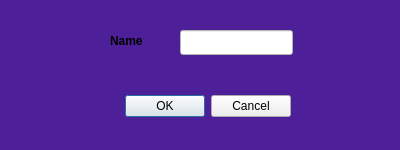
This is addperson.ui in kieranmckenzie/teamworking_key_management_app as Qt 5 draws it before an edit. The edited form follows.
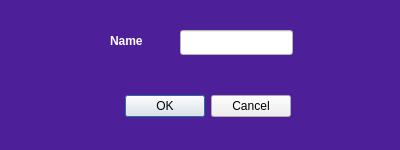
This is the edited form.

```diff
--- a/addperson.ui
+++ b/addperson.ui
@@ -19,6 +19,7 @@
 }
 QLabel{
 	font-weight: bold;
+	color: white;
 }
 QLineEdit{
 	color: #000000;
```
